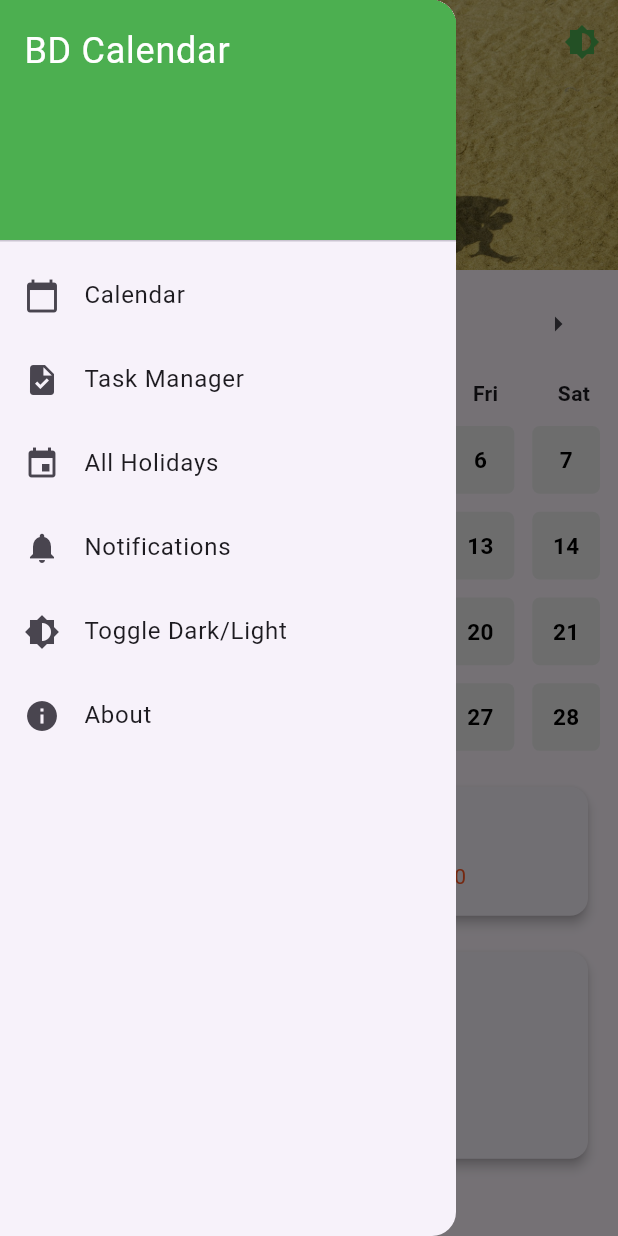
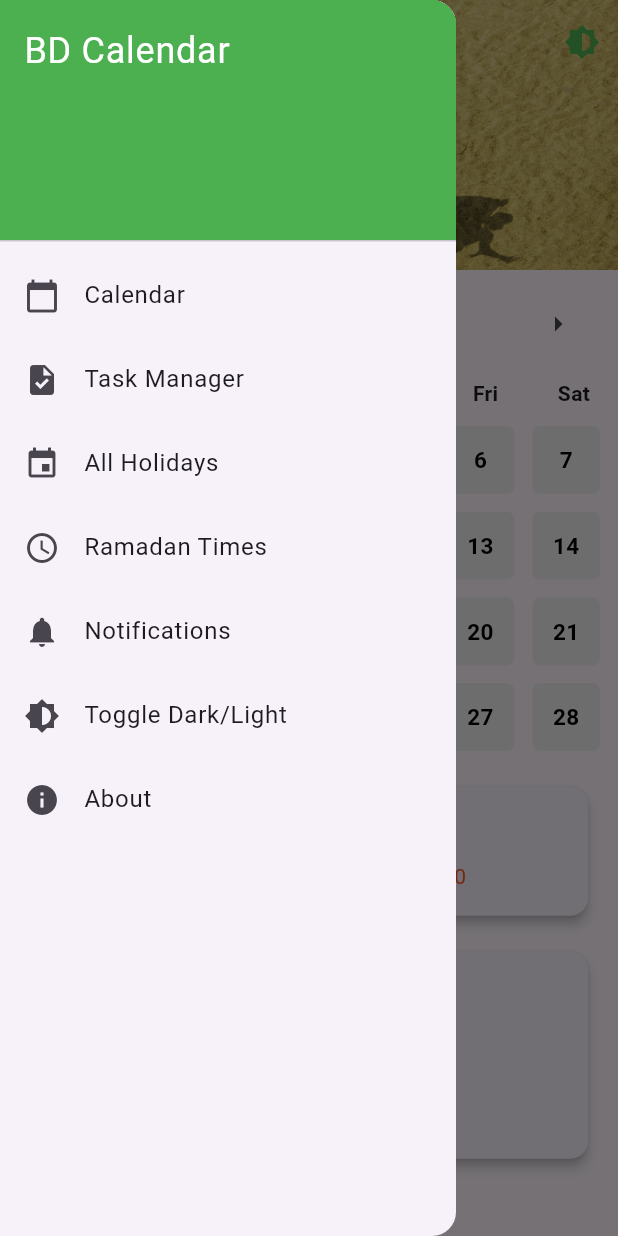
Before and after one commit to mahmud002/Bd_Calender, a Flutter app: the screen it shows after launch, with the side drawer open, on a phone screen of 412 x 824 dp. Run offline on Flutter 3.47's test engine with Material 3 defaults, Android fonts, the phone set to English and light mode, and no system bars; our stand-ins replace cloud_firestore, firebase_core, hive, hive_flutter, shared_preferences; accounts and stored records are empty.

Commit message:
Prepare production release v1.2.0+3

```diff
--- a/lib/main.dart
+++ b/lib/main.dart
@@ -28,6 +28,7 @@ Future<void> main() async {
   await Hive.openBox("noticeBox");
   await Hive.openBox<TaskModel>('taskBox');
   await Hive.openBox<RepeatedReminderModel>('repeatedReminderBox');
+  await Hive.openBox('settings');
 
   // Load saved theme
   final prefs = await SharedPreferences.getInstance();
--- a/lib/screens/home_screen.dart
+++ b/lib/screens/home_screen.dart
@@ -1,3 +1,5 @@
+import '../services/ramadan_service.dart';
+import 'ramadan_page.dart';
 import 'package:hive/hive.dart';
 
 import '../model/task_model.dart';
@@ -499,6 +501,8 @@ class _CalendarScreenState extends State<CalendarScreen> {
       0,
     ).day;
 
+    final today = RamadanService.getToday();
+    final adjustment = RamadanService.districtAdjustment["Dhaka"] ?? 0;
     return Scaffold(
       drawer: Drawer(
         child: ListView(
@@ -559,6 +563,19 @@ class _CalendarScreenState extends State<CalendarScreen> {
                 Navigator.push(
                   context,
                   MaterialPageRoute(builder: (_) => HolidayListPage()),
+                );
+              },
+            ),
+            ListTile(
+              leading: const Icon(Icons.schedule), // better for time/schedule
+              title: const Text('Ramadan Times'),
+              onTap: () {
+                Navigator.pop(context);
+                Navigator.push(
+                  context,
+                  MaterialPageRoute(
+                    builder: (_) => RamadanPage(district: 'Dhaka'),
+                  ),
                 );
               },
             ),
@@ -783,6 +800,7 @@ class _CalendarScreenState extends State<CalendarScreen> {
                   ),
                 ),
               ),
+
             // ------------------ Today's Tasks (Auto Refresh) -----------------
             SliverToBoxAdapter(
               child: Padding(
@@ -1061,7 +1079,25 @@ class _CalendarScreenState extends State<CalendarScreen> {
               ),
             ),
 
-// ------------------ Notifications -----------------
+
+            // ------------------ Ramadan Today Card -----------------
+            if (today != null)
+              SliverToBoxAdapter(
+                child: Padding(
+                  padding: const EdgeInsets.symmetric(horizontal: 10, vertical: 12),
+                  child: InkWell(
+                    onTap: () {
+                      Navigator.push(
+                        context,
+                        MaterialPageRoute(builder: (_) => RamadanPage(district: 'Dhaka',)),
+                      );
+                    },
+                  child: RamadanService.todayCard(today, adjustment),
+                  ),
+
+                ),
+              ),
+            // ------------------ Notifications -----------------
             SliverToBoxAdapter(
               key: const ValueKey("notifications_section"),
               child: Padding(
--- /dev/null
+++ b/lib/services/ramadan_service.dart
@@ -0,0 +1,187 @@
+// ramadan_service.dart
+import 'package:flutter/material.dart';
+
+class RamadanService {
+  // District adjustments
+  static const Map<String, int> districtAdjustment = {
+    "Dhaka": 0,
+    "Faridpur": -1,
+    "Gazipur": 0,
+    "Gopalganj": -2,
+    "Kishoreganj": -1,
+    "Madaripur": -1,
+    "Manikganj": -1,
+    "Munshiganj": 0,
+    "Narayanganj": 0,
+    "Narsingdi": 0,
+    "Rajbari": -2,
+    "Shariatpur": -1,
+    "Tangail": -2,
+
+    "Chattogram": 5,
+    "Cox's Bazar": 6,
+    "Cumilla": 3,
+    "Brahmanbaria": 2,
+    "Chandpur": 2,
+    "Feni": 4,
+    "Khagrachhari": 4,
+    "Lakshmipur": 3,
+    "Noakhali": 4,
+    "Rangamati": 5,
+    "Bandarban": 6,
+
+    "Sylhet": 6,
+    "Moulvibazar": 6,
+    "Habiganj": 5,
+    "Sunamganj": 6,
+
+    "Khulna": -3,
+    "Bagerhat": -3,
+    "Chuadanga": -5,
+    "Jashore": -4,
+    "Jhenaidah": -4,
+    "Kushtia": -5,
+    "Magura": -4,
+    "Meherpur": -6,
+    "Narail": -3,
+    "Satkhira": -4,
+
+    "Rajshahi": -6,
+    "Bogura": -5,
+    "Joypurhat": -6,
+    "Naogaon": -6,
+    "Natore": -6,
+    "Chapainawabganj": -7,
+    "Pabna": -5,
+    "Sirajganj": -4,
+
+    "Rangpur": -8,
+    "Dinajpur": -8,
+    "Gaibandha": -7,
+    "Kurigram": -8,
+    "Lalmonirhat": -8,
+    "Nilphamari": -8,
+    "Panchagarh": -9,
+    "Thakurgaon": -9,
+
+    "Barishal": -1,
+    "Barguna": -2,
+    "Bhola": 0,
+    "Jhalokati": -1,
+    "Patuakhali": -1,
+    "Pirojpur": -2,
+
+    "Mymensingh": -2,
+    "Jamalpur": -3,
+    "Netrokona": -3,
+    "Sherpur": -3
+  };
+
+  // Ramadan times list
+  static final List<Map<String, dynamic>> ramadanTimes = [
+    {"ramadan": 1, "date": "2026-02-19", "sehri": "05:12", "iftar": "17:58"},
+    {"ramadan": 2, "date": "2026-02-20", "sehri": "05:11", "iftar": "17:58"},
+    {"ramadan": 3, "date": "2026-02-21", "sehri": "05:11", "iftar": "17:59"},
+    {"ramadan": 4, "date": "2026-02-22", "sehri": "05:10", "iftar": "17:59"},
+    {"ramadan": 5, "date": "2026-02-23", "sehri": "05:09", "iftar": "18:00"},
+    {"ramadan": 6, "date": "2026-02-24", "sehri": "05:08", "iftar": "18:00"},
+    {"ramadan": 7, "date": "2026-02-25", "sehri": "05:08", "iftar": "18:01"},
+    {"ramadan": 8, "date": "2026-02-26", "sehri": "05:07", "iftar": "18:01"},
+    {"ramadan": 9, "date": "2026-02-27", "sehri": "05:06", "iftar": "18:02"},
+    {"ramadan": 10, "date": "2026-02-28", "sehri": "05:05", "iftar": "18:02"},
+    {"ramadan": 11, "date": "2026-03-01", "sehri": "05:05", "iftar": "18:03"},
+    {"ramadan": 12, "date": "2026-03-02", "sehri": "05:04", "iftar": "18:03"},
+    {"ramadan": 13, "date": "2026-03-03", "sehri": "05:03", "iftar": "18:04"},
+    {"ramadan": 14, "date": "2026-03-04", "sehri": "05:02", "iftar": "18:04"},
+    {"ramadan": 15, "date": "2026-03-05", "sehri": "05:01", "iftar": "18:05"},
+    {"ramadan": 16, "date": "2026-03-06", "sehri": "05:00", "iftar": "18:05"},
+    {"ramadan": 17, "date": "2026-03-07", "sehri": "04:59", "iftar": "18:06"},
+    {"ramadan": 18, "date": "2026-03-08", "sehri": "04:58", "iftar": "18:06"},
+    {"ramadan": 19, "date": "2026-03-09", "sehri": "04:57", "iftar": "18:07"},
+    {"ramadan": 20, "date": "2026-03-10", "sehri": "04:57", "iftar": "18:07"},
+    {"ramadan": 21, "date": "2026-03-11", "sehri": "04:56", "iftar": "18:07"},
+    {"ramadan": 22, "date": "2026-03-12", "sehri": "04:55", "iftar": "18:08"},
+    {"ramadan": 23, "date": "2026-03-13", "sehri": "04:54", "iftar": "18:08"},
+    {"ramadan": 24, "date": "2026-03-14", "sehri": "04:53", "iftar": "18:09"},
+    {"ramadan": 25, "date": "2026-03-15", "sehri": "04:52", "iftar": "18:09"},
+    {"ramadan": 26, "date": "2026-03-16", "sehri": "04:51", "iftar": "18:10"},
+    {"ramadan": 27, "date": "2026-03-17", "sehri": "04:50", "iftar": "18:10"},
+    {"ramadan": 28, "date": "2026-03-18", "sehri": "04:49", "iftar": "18:10"},
+    {"ramadan": 29, "date": "2026-03-19", "sehri": "04:48", "iftar": "18:11"},
+    {"ramadan": 30, "date": "2026-03-20", "sehri": "04:47", "iftar": "18:11"},
+  ];
+
+  // Adjust time based on district
+  static String adjustTime(String time, int adjustment) {
+    final parts = time.split(":");
+    int hour = int.parse(parts[0]);
+    int min = int.parse(parts[1]);
+
+    DateTime dt = DateTime(2026, 1, 1, hour, min);
+    dt = dt.add(Duration(minutes: adjustment));
+
+    int h = dt.hour % 12;
+    if (h == 0) h = 12;
+    String ampm = dt.hour >= 12 ? "PM" : "AM";
+    String m = dt.minute.toString().padLeft(2, '0');
+
+    return "$h:$m $ampm";
+  }
+
+  // Today Ramadan
+  static Map<String, dynamic>? getToday() {
+    final today = DateTime.now().toString().substring(0, 10);
+    try {
+      return ramadanTimes.firstWhere((e) => e["date"] == today);
+    } catch (e) {
+      return null;
+    }
+  }
+
+  // Today card widget
+  static Widget todayCard(Map<String, dynamic> today, int adjustment) {
+    return Container(
+      margin: const EdgeInsets.symmetric(horizontal: 16),
+      padding: const EdgeInsets.all(18),
+      decoration: BoxDecoration(
+        gradient: const LinearGradient(
+          colors: [Color(0xFF0D47A1), Color(0xFF1976D2)],
+        ),
+        borderRadius: BorderRadius.circular(16),
+      ),
+      child: Column(
+        children: [
+          Text(
+            "Ramadan ${today["ramadan"]}",
+            style: const TextStyle(
+                color: Colors.white, fontSize: 22, fontWeight: FontWeight.bold),
+          ),
+          const SizedBox(height: 12),
+          Row(
+            mainAxisAlignment: MainAxisAlignment.spaceAround,
+            children: [
+              _timeColumn("Sehri", today["sehri"], adjustment, Icons.dark_mode),
+              _timeColumn("Iftar", today["iftar"], adjustment, Icons.wb_sunny),
+            ],
+          ),
+        ],
+      ),
+    );
+  }
+
+  static Widget _timeColumn(
+      String title, String time, int adjustment, IconData icon) {
+    return Column(
+      children: [
+        Icon(icon, color: Colors.white, size: 28),
+        const SizedBox(height: 5),
+        Text(title, style: const TextStyle(color: Colors.white, fontSize: 14)),
+        Text(
+          adjustTime(time, adjustment),
+          style: const TextStyle(
+              color: Colors.white, fontSize: 18, fontWeight: FontWeight.bold),
+        )
+      ],
+    );
+  }
+}
--- a/pubspec.yaml
+++ b/pubspec.yaml
@@ -16,7 +16,7 @@ publish_to: 'none' # Remove this line if you wish to publish to pub.dev
 # https://developer.apple.com/library/archive/documentation/General/Reference/InfoPlistKeyReference/Articles/CoreFoundationKeys.html
 # In Windows, build-name is used as the major, minor, and patch parts
 # of the product and file versions while build-number is used as the build suffix.
-version: 1.1.0+2
+version: 1.2.0+3
 
 environment:
   sdk: ^3.9.2
```
Also changed, not shown: lib/screens/ramadan_page.dart (added, +147 -0 lines).
